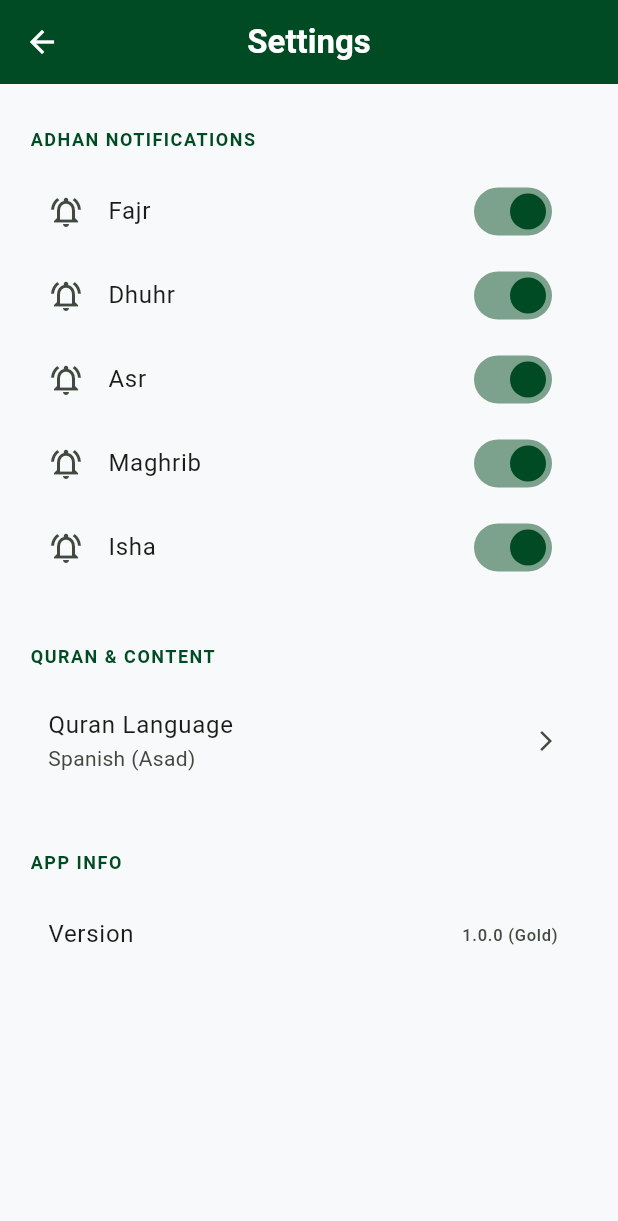
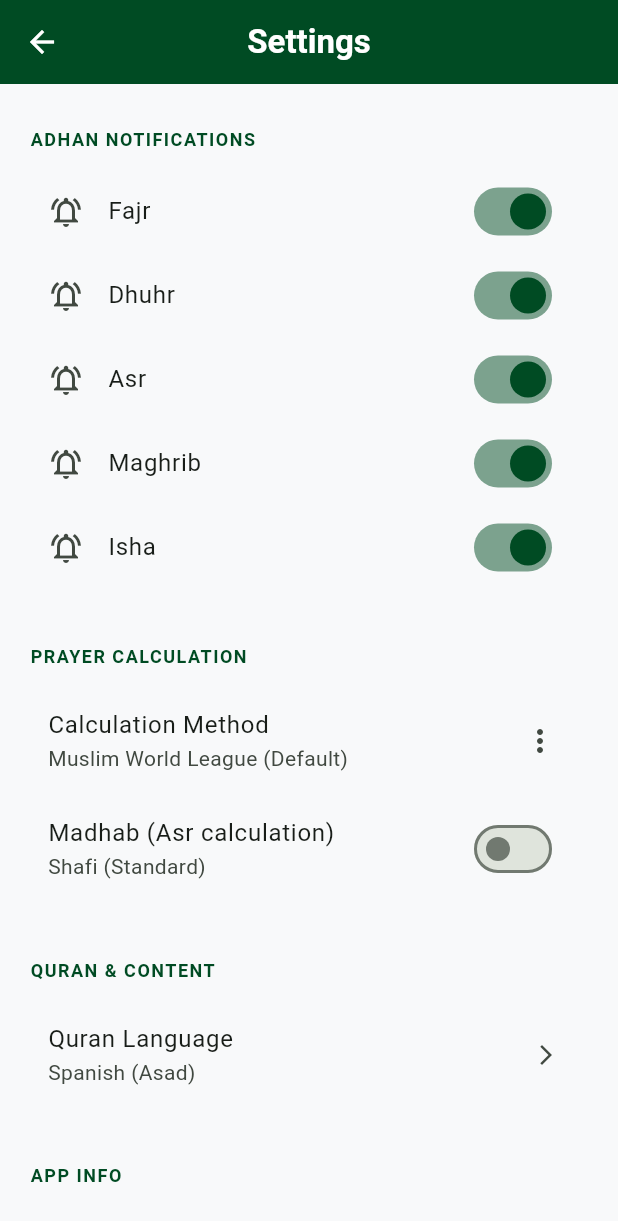
Before and after one commit to said3h/qibla_time, a Flutter app: the screen it shows after launch, after a tap on the "settings" icon, on a phone screen of 412 x 824 dp. Shown: the top 1221 px of the screen. Run offline on Flutter 3.47's test engine with Material 3 defaults, Android fonts, the phone set to English and light mode, and no system bars; our stand-ins replace adhan, flutter_compass, flutter_local_notifications, flutter_riverpod, geolocator, hijri and 2 more; statements that could not run were skipped.

Commit message:
Feat: Premium features (Streaks, Auto-Tasbih, Advanced Settings) and Dua System

```diff
--- a/lib/features/prayer_times/services/prayer_service.dart
+++ b/lib/features/prayer_times/services/prayer_service.dart
@@ -48,16 +48,24 @@ final calculationMethodProvider = FutureProvider<CalculationMethod>((ref) async
   return CalculationMethod.values[index];
 });
 
+// Provides the chosen Madhab
+final madhabProvider = FutureProvider<Madhab>((ref) async {
+  final prefs = await SharedPreferences.getInstance();
+  final isHanafi = prefs.getBool('madhab_hanafi') ?? false;
+  return isHanafi ? Madhab.hanafi : Madhab.shafi;
+});
+
 // Combines location, date and method to output the PrayerTimes object
 final prayerTimesProvider = FutureProvider<PrayerTimes?>((ref) async {
   final position = await ref.watch(locationProvider.future);
   final method = await ref.watch(calculationMethodProvider.future);
+  final madhab = await ref.watch(madhabProvider.future);
 
   if (position == null) return null;
 
   final coordinates = Coordinates(position.latitude, position.longitude);
   final params = method.getParameters();
-  params.madhab = Madhab.shafi; // Default, can be configurable later
+  params.madhab = madhab;
 
   final date = DateComponents.from(DateTime.now());
   return PrayerTimes(coordinates, date, params);
--- a/lib/features/prayer_times/services/quran_service.dart
+++ b/lib/features/prayer_times/services/quran_service.dart
@@ -1,4 +1,5 @@
 import 'dart:convert';
+import 'package:flutter_riverpod/flutter_riverpod.dart';
 import 'package:http/http.dart' as http;
 
 class QuranVerse {
--- a/lib/features/support/screens/settings_screen.dart
+++ b/lib/features/support/screens/settings_screen.dart
@@ -1,6 +1,8 @@
 import 'package:flutter/material.dart';
 import 'package:flutter_riverpod/flutter_riverpod.dart';
 import 'package:shared_preferences/shared_preferences.dart';
+import 'package:adhan/adhan.dart';
+import '../../prayer_times/services/prayer_service.dart';
 import '../../../core/theme/app_theme.dart';
 import '../../../core/constants/app_constants.dart';
 
@@ -67,6 +69,11 @@ class _SettingsScreenState extends ConsumerState<SettingsScreen> {
           _buildAdhanTile('Isha', adhanIsha, (v) => _toggleSetting('adhan_isha', v)),
 
           const SizedBox(height: 24),
+          _buildSectionHeader('Prayer Calculation'),
+          _buildCalculationMethodSelector(),
+          _buildMadhabSelector(),
+
+          const SizedBox(height: 24),
           _buildSectionHeader('Quran & Content'),
           ListTile(
             title: const Text('Quran Language'),
@@ -85,6 +92,54 @@ class _SettingsScreenState extends ConsumerState<SettingsScreen> {
           ),
         ],
       ),
+    );
+  }
+
+  Widget _buildCalculationMethodSelector() {
+    return ListTile(
+      title: const Text('Calculation Method'),
+      subtitle: const Text('Muslim World League (Default)'),
+      trailing: const Icon(Icons.more_vert),
+      onTap: () async {
+        final prefs = await SharedPreferences.getInstance();
+        if (!mounted) return;
+
+        showModalBottomSheet(
+          context: context,
+          builder: (context) => ListView(
+            shrinkWrap: true,
+            children: CalculationMethod.values.map((method) => ListTile(
+              title: Text(method.name.replaceAll('_', ' ').toUpperCase()),
+              onTap: () async {
+                await prefs.setInt(AppConstants.keyCalculationMethod, method.index);
+                ref.invalidate(calculationMethodProvider);
+                if (mounted) Navigator.pop(context);
+                setState(() {});
+              },
+            )).toList(),
+          ),
+        );
+      },
+    );
+  }
+
+  Widget _buildMadhabSelector() {
+    return FutureBuilder<SharedPreferences>(
+      future: SharedPreferences.getInstance(),
+      builder: (context, snapshot) {
+        final isHanafi = snapshot.data?.getBool('madhab_hanafi') ?? false;
+        return SwitchListTile(
+          title: const Text('Madhab (Asr calculation)'),
+          subtitle: Text(isHanafi ? 'Hanafi' : 'Shafi (Standard)'),
+          value: isHanafi,
+          activeColor: AppTheme.primaryGreen,
+          onChanged: (value) async {
+            await snapshot.data?.setBool('madhab_hanafi', value);
+            ref.invalidate(madhabProvider);
+            setState(() {});
+          },
+        );
+      }
     );
   }
 
```
Also changed, not shown: lib/features/dhikr/screens/dhikr_screen.dart (+7 -13 lines), lib/features/prayer_times/screens/home_screen.dart (+84 -0 lines), lib/features/support/models/dua_model.dart (added, +17 -0 lines), lib/features/support/screens/dua_screen.dart (added, +121 -0 lines), lib/features/support/services/dua_service.dart (added, +50 -0 lines).
